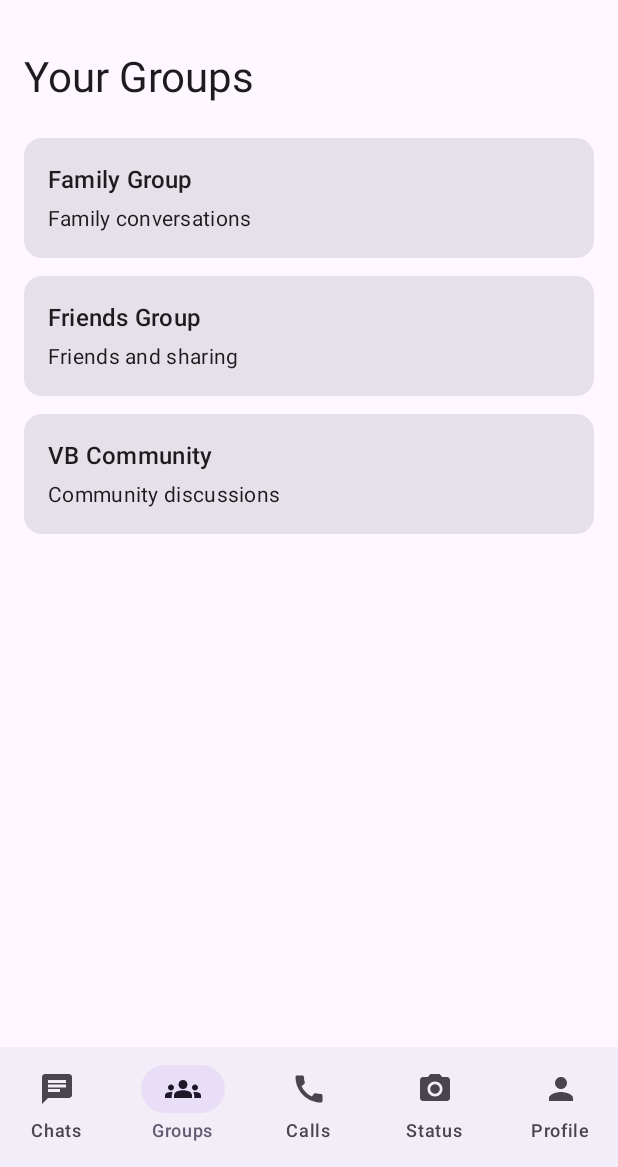
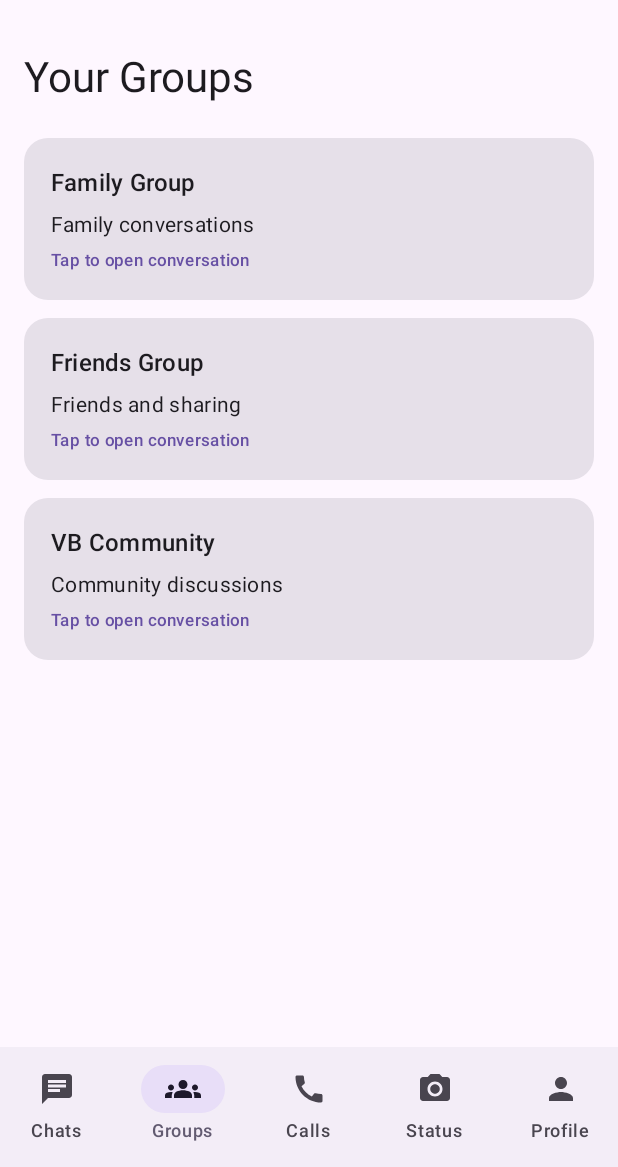
Before and after one commit to krstoreglobal/Voicebox, an Android app built with Jetpack Compose: the screen it shows after launch (MainActivity), item 2 of the bottom bar chosen, on a phone screen of 412 x 824 dp, the part 69-1236 px from its top. Run offline under Robolectric (Android 15) with nearby library versions, the phone set to English and light mode, and no system bars.

Commit message:
Add clickable group conversations

```diff
--- a/app/src/main/java/com/vb/voicebox/MainActivity.kt
+++ b/app/src/main/java/com/vb/voicebox/MainActivity.kt
@@ -4,9 +4,11 @@ package com.vb.voicebox
 import android.os.Bundle
 import androidx.activity.ComponentActivity
 import androidx.activity.compose.setContent
+import androidx.compose.foundation.clickable
 import androidx.compose.foundation.layout.*
 import androidx.compose.foundation.lazy.LazyColumn
 import androidx.compose.foundation.lazy.items
+import androidx.compose.foundation.shape.RoundedCornerShape
 import androidx.compose.material.icons.Icons
 import androidx.compose.material.icons.filled.Call
 import androidx.compose.material.icons.filled.CameraAlt
@@ -35,59 +37,38 @@ class MainActivity : ComponentActivity() {
 @Composable
 fun VoiceboxApp() {
     var selectedTab by remember { mutableIntStateOf(0) }
-
-    val tabs = listOf(
-        "Chats",
-        "Groups",
-        "Calls",
-        "Status",
-        "Profile"
-    )
+    var openedGroup by remember { mutableStateOf<String?>(null) }
 
     Scaffold(
         topBar = {
             CenterAlignedTopAppBar(
-                title = {
-                    Text("VB - Voicebox")
-                }
+                title = { Text("VB - Voicebox") }
             )
         },
         bottomBar = {
             NavigationBar {
-                NavigationBarItem(
-                    selected = selectedTab == 0,
-                    onClick = { selectedTab = 0 },
-                    icon = { Icon(Icons.Filled.Chat, contentDescription = "Chats") },
-                    label = { Text("Chats") }
+                val tabs = listOf("Chats", "Groups", "Calls", "Status", "Profile")
+                val icons = listOf(
+                    Icons.Filled.Chat,
+                    Icons.Filled.Groups,
+                    Icons.Filled.Call,
+                    Icons.Filled.CameraAlt,
+                    Icons.Filled.Person
                 )
 
+                tabs.forEachIndexed { index, tab ->
                     NavigationBarItem(
-                    selected = selectedTab == 1,
-                    onClick = { selectedTab = 1 },
-                    icon = { Icon(Icons.Filled.Groups, contentDescription = "Groups") },
-                    label = { Text("Groups") }
+                        selected = selectedTab == index,
+                        onClick = {
+                            selectedTab = index
+                            openedGroup = null
+                        },
+                        icon = {
+                            Icon(icons[index], contentDescription = tab)
+                        },
+                        label = { Text(tab) }
                     )
-
-                NavigationBarItem(
-                    selected = selectedTab == 2,
-                    onClick = { selectedTab = 2 },
-                    icon = { Icon(Icons.Filled.Call, contentDescription = "Calls") },
-                    label = { Text("Calls") }
-                )
-
-                NavigationBarItem(
-                    selected = selectedTab == 3,
-                    onClick = { selectedTab = 3 },
-                    icon = { Icon(Icons.Filled.CameraAlt, contentDescription = "Status") },
-                    label = { Text("Status") }
-                )
-
-                NavigationBarItem(
-                    selected = selectedTab == 4,
-                    onClick = { selectedTab = 4 },
-                    icon = { Icon(Icons.Filled.Person, contentDescription = "Profile") },
-                    label = { Text("Profile") }
-                )
+                }
             }
         }
     ) { padding ->
@@ -98,9 +79,15 @@ fun VoiceboxApp() {
                 .padding(padding)
                 .padding(16.dp)
         ) {
+            if (openedGroup != null) {
+                GroupChatScreen(
+                    groupName = openedGroup!!,
+                    onBack = { openedGroup = null }
+                )
+            } else {
                 when (selectedTab) {
-                0 -> ChatsScreen()
-                1 -> GroupsScreen()
+                    0 -> ChatsScreen { openedGroup = it }
+                    1 -> GroupsScreen { openedGroup = it }
                     2 -> SimpleScreen("Voice and video calls")
                     3 -> SimpleScreen("Personal and group status")
                     4 -> SimpleScreen("Your VB profile")
@@ -108,71 +95,179 @@ fun VoiceboxApp() {
             }
         }
     }
+}
 
 @Composable
-fun ChatsScreen() {
+fun ChatsScreen(onGroupClick: (String) -> Unit) {
     Column {
         Text(
-            text = "Welcome to VB",
+            "Welcome to VB",
             style = MaterialTheme.typography.headlineMedium
         )
 
         Spacer(modifier = Modifier.height(8.dp))
-
         Text("Your voice. Your groups. Your world.")
 
         Spacer(modifier = Modifier.height(20.dp))
 
         Text(
-            text = "Recent conversations",
+            "Recent conversations",
             style = MaterialTheme.typography.titleLarge
         )
 
         Spacer(modifier = Modifier.height(12.dp))
 
-        GroupCard("Family Group", "Welcome to Voicebox!")
-        GroupCard("Friends Group", "Let's talk together.")
-        GroupCard("VB Community", "Share your voice.")
+        GroupCard("Family Group", "Welcome to Voicebox!") {
+            onGroupClick("Family Group")
+        }
+
+        GroupCard("Friends Group", "Let's talk together.") {
+            onGroupClick("Friends Group")
+        }
+
+        GroupCard("VB Community", "Share your voice.") {
+            onGroupClick("VB Community")
+        }
     }
 }
 
 @Composable
-fun GroupsScreen() {
+fun GroupsScreen(onGroupClick: (String) -> Unit) {
     Column {
         Text(
-            text = "Your Groups",
+            "Your Groups",
             style = MaterialTheme.typography.headlineMedium
         )
 
         Spacer(modifier = Modifier.height(16.dp))
 
-        GroupCard("Family Group", "Family conversations")
-        GroupCard("Friends Group", "Friends and sharing")
-        GroupCard("VB Community", "Community discussions")
+        GroupCard("Family Group", "Family conversations") {
+            onGroupClick("Family Group")
+        }
+
+        GroupCard("Friends Group", "Friends and sharing") {
+            onGroupClick("Friends Group")
+        }
+
+        GroupCard("VB Community", "Community discussions") {
+            onGroupClick("VB Community")
+        }
     }
 }
 
 @Composable
-fun GroupCard(name: String, message: String) {
+fun GroupCard(
+    name: String,
+    message: String,
+    onClick: () -> Unit
+) {
     Card(
         modifier = Modifier
             .fillMaxWidth()
             .padding(vertical = 6.dp)
+            .clickable { onClick() },
+        shape = RoundedCornerShape(16.dp)
     ) {
         Column(
-            modifier = Modifier.padding(16.dp)
+            modifier = Modifier.padding(18.dp)
         ) {
             Text(
-                text = name,
+                name,
                 style = MaterialTheme.typography.titleMedium
             )
 
-            Spacer(modifier = Modifier.height(4.dp))
+            Spacer(modifier = Modifier.height(6.dp))
 
             Text(
-                text = message,
+                message,
                 style = MaterialTheme.typography.bodyMedium
             )
+
+            Spacer(modifier = Modifier.height(6.dp))
+
+            Text(
+                "Tap to open conversation",
+                style = MaterialTheme.typography.labelSmall,
+                color = MaterialTheme.colorScheme.primary
+            )
+        }
+    }
+}
+
+@Composable
+fun GroupChatScreen(
+    groupName: String,
+    onBack: () -> Unit
+) {
+    val messages = remember(groupName) {
+        mutableStateListOf("Welcome to $groupName!")
+    }
+
+    var messageText by remember { mutableStateOf("") }
+
+    Column(
+        modifier = Modifier.fillMaxSize()
+    ) {
+        TextButton(onClick = onBack) {
+            Text("← Back to groups")
+        }
+
+        Text(
+            groupName,
+            style = MaterialTheme.typography.headlineSmall
+        )
+
+        Text(
+            "Group conversation",
+            style = MaterialTheme.typography.bodySmall
+        )
+
+        HorizontalDivider(
+            modifier = Modifier.padding(vertical = 12.dp)
+        )
+
+        LazyColumn(
+            modifier = Modifier
+                .weight(1f)
+                .fillMaxWidth(),
+            verticalArrangement = Arrangement.spacedBy(8.dp)
+        ) {
+            items(messages) { message ->
+                Card(
+                    modifier = Modifier.fillMaxWidth()
+                ) {
+                    Text(
+                        message,
+                        modifier = Modifier.padding(14.dp)
+                    )
+                }
+            }
+        }
+
+        Row(
+            modifier = Modifier.fillMaxWidth(),
+            verticalAlignment = Alignment.CenterVertically
+        ) {
+            OutlinedTextField(
+                value = messageText,
+                onValueChange = { messageText = it },
+                modifier = Modifier.weight(1f),
+                placeholder = { Text("Write a message...") },
+                singleLine = true
+            )
+
+            Spacer(modifier = Modifier.width(8.dp))
+
+            Button(
+                onClick = {
+                    if (messageText.isNotBlank()) {
+                        messages.add("You: ${messageText.trim()}")
+                        messageText = ""
+                    }
+                }
+            ) {
+                Text("Send")
+            }
         }
     }
 }
@@ -184,7 +279,7 @@ fun SimpleScreen(title: String) {
         contentAlignment = Alignment.Center
     ) {
         Text(
-            text = title,
+            title,
             style = MaterialTheme.typography.headlineSmall
         )
     }
```
Lines whose indentation alone changed are shown as unchanged.
